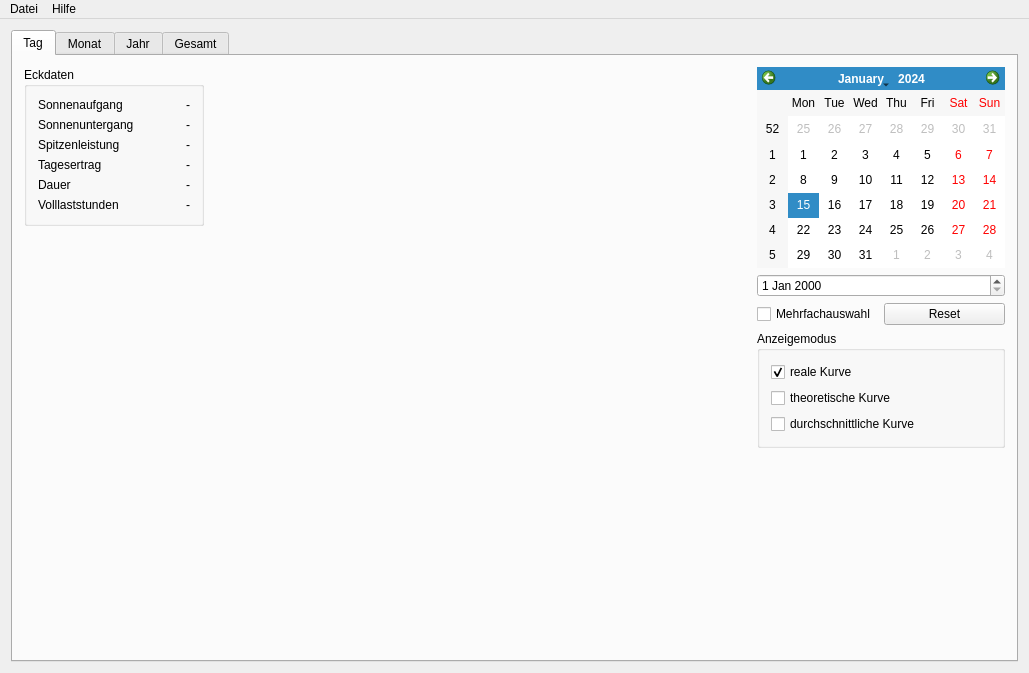
Qt form src/ui/qsolanizer.ui (taxus13/QSolanizer) before a commit.
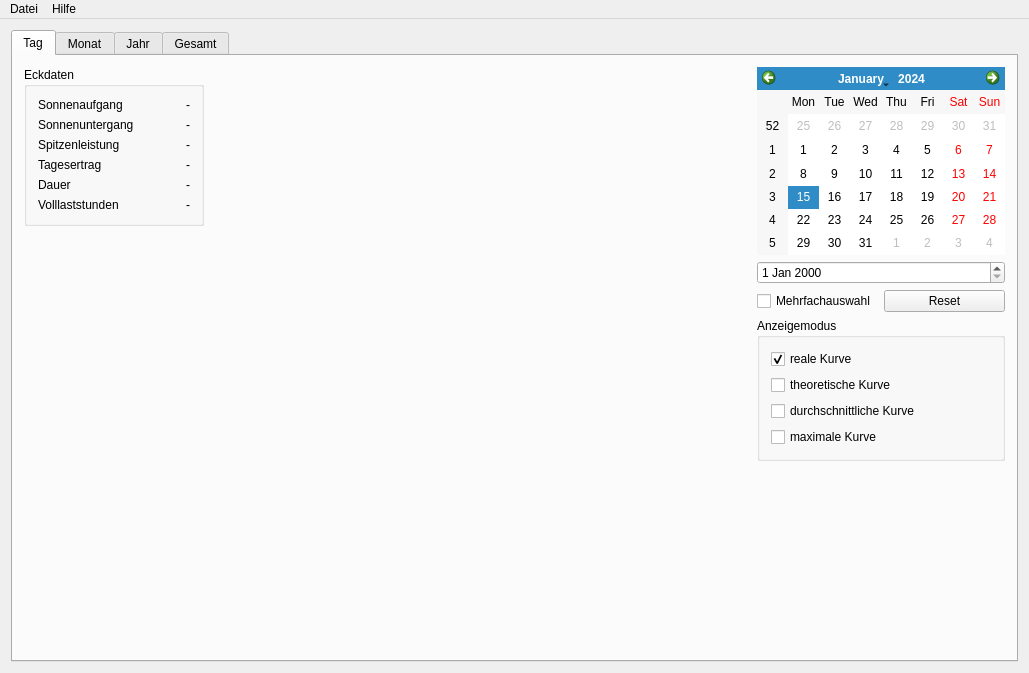
The same form after that commit. The open tabs and pages were chosen to show the change. Icons and pictures are not drawn. Custom widgets are drawn as their Qt base class.

Commit message: add maximum enegery curve

Diff of the .ui file:
```diff
--- a/src/ui/qsolanizer.ui
+++ b/src/ui/qsolanizer.ui
@@ -240,6 +240,13 @@
                        </property>
                       </widget>
                      </item>
+                     <item>
+                      <widget class="QCheckBox" name="cMaximumCurve">
+                       <property name="text">
+                        <string>maximale Kurve</string>
+                       </property>
+                      </widget>
+                     </item>
                     </layout>
                    </widget>
                   </item>
```
Left out of the diff: 2 changed lines with no effect on the pictures. The commit also changes 6 other files.
